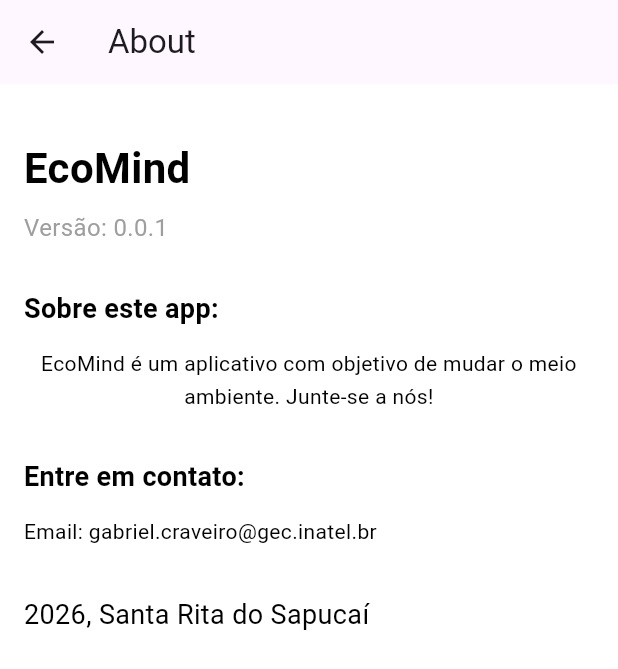
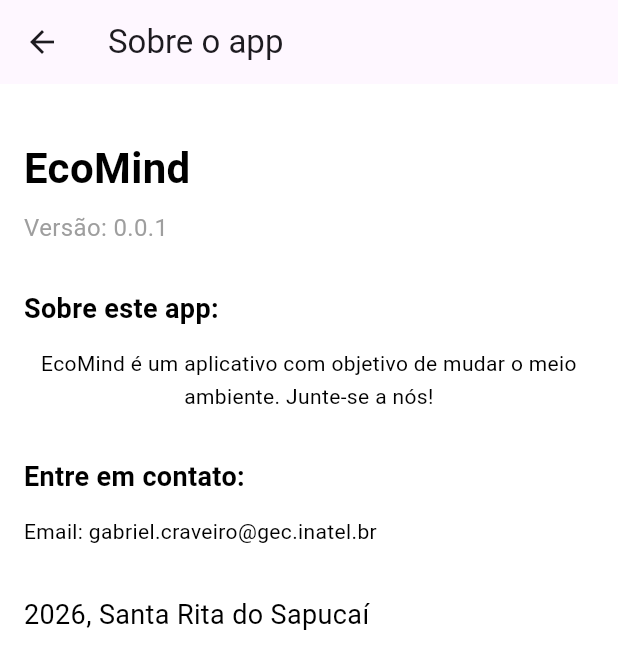
Before and after one commit to ggcraveiro/AppFetin, a Flutter app: the AboutPage screen opened directly, on a phone screen of 412 x 824 dp. Shown: the top 669 px of the screen. Run offline on Flutter 3.47's test engine with Material 3 defaults, Android fonts, the phone set to English and light mode, and no system bars; our stand-ins replace shared_preferences; accounts and stored records are empty.

Commit message:
Change title text from 'About' to 'Sobre o app'

```diff
--- a/lib/pages/about_page.dart
+++ b/lib/pages/about_page.dart
@@ -7,7 +7,7 @@ class AboutPage extends StatelessWidget {
   Widget build(BuildContext context) {
     return Scaffold(
       appBar: AppBar(
-        title: const Text('About'),
+        title: const Text('Sobre o app'),
       ),
       body: Padding(
         padding: const EdgeInsets.all(16),
```
